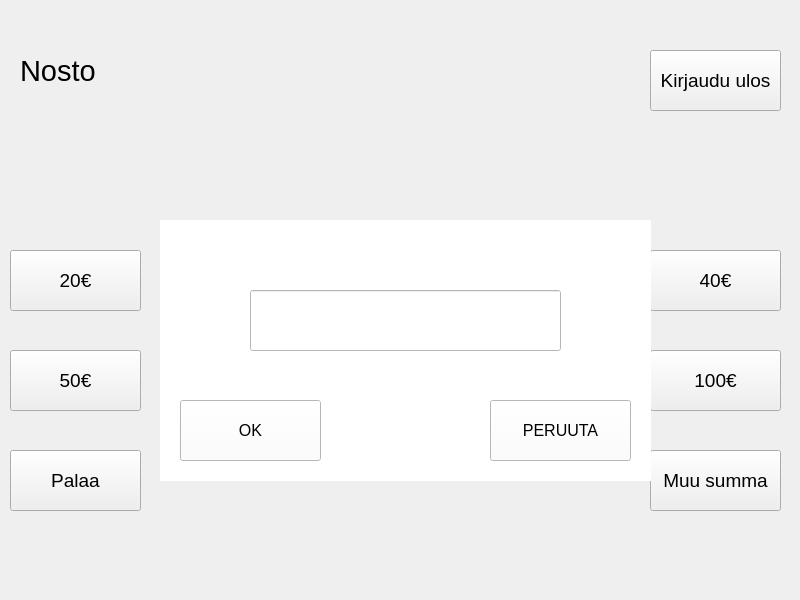
Before: the Qt Designer form frontend/nostodebit.ui in Jani-OAMK/ATM-group-project, drawn with Qt 5.
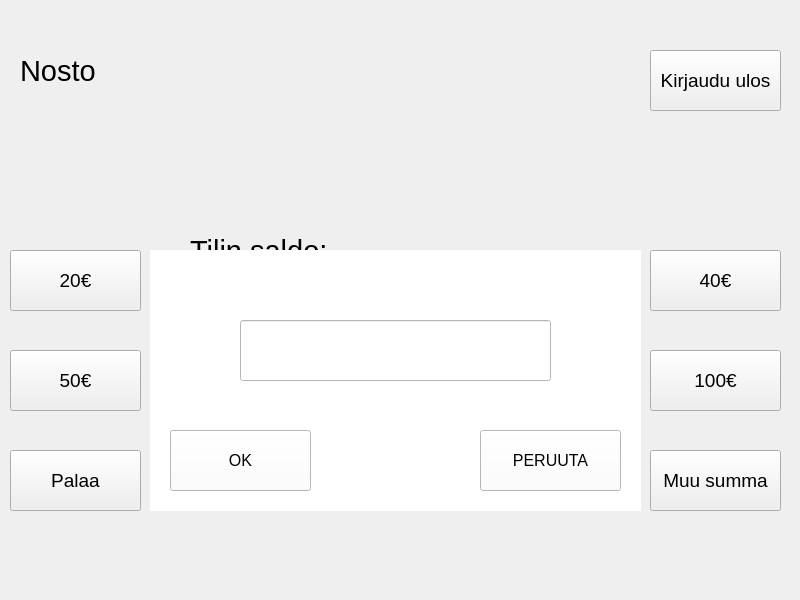
After: the same form once the commit is applied.

Commit message: nostodebit valmis

What changed in the file:
```diff
--- a/frontend/nostodebit.ui
+++ b/frontend/nostodebit.ui
@@ -268,8 +268,8 @@
   <widget class="QWidget" name="muuSummaWidget" native="true">
    <property name="geometry">
     <rect>
-     <x>160</x>
-     <y>220</y>
+     <x>150</x>
+     <y>250</y>
      <width>491</width>
      <height>261</height>
     </rect>
```
The commit also changes 1 other file.
